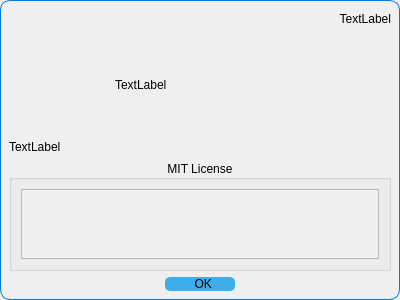
This is ui/about_dialog.ui in TheCodingJsoftware/Invigo as Qt 5 draws it before an edit. The edited form follows.
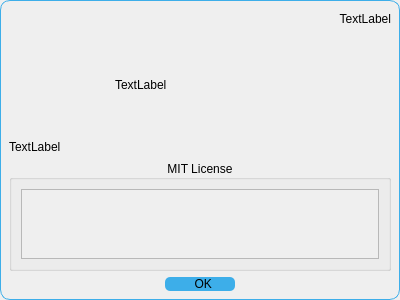
This is the edited form. Icons and pictures are not drawn.

The edit to the form file:
```diff
--- a/ui/about_dialog.ui
+++ b/ui/about_dialog.ui
@@ -43,7 +43,7 @@
 	border-bottom-left-radius:10px;
 	border-top-right-radius:10px;
 	border-bottom-right-radius:10px;
-	border: 1px solid  rgb(0,120,212);;
+	border: 1px solid  #3daee9;
 }</string>
      </property>
      <layout class="QVBoxLayout" name="verticalLayout_3">
```
